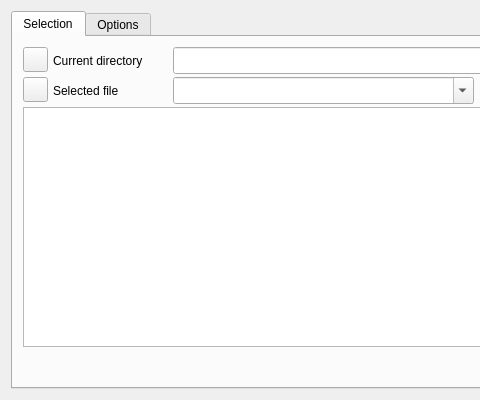
Old version of the form NAVigater/CGNS/NAV/T/Q7FileWindow.ui in the repository pyCGNS/pyCGNS; both pictures show x 0 to 480 and y 0 to 400 of the 720 by 400 pixel window.
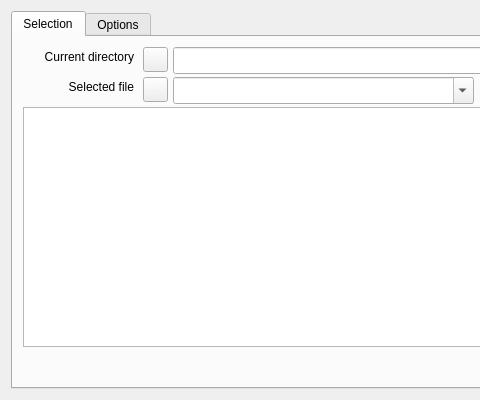
New version of the form. Icons and pictures are not drawn.

```diff
--- a/NAVigater/CGNS/NAV/T/Q7FileWindow.ui
+++ b/NAVigater/CGNS/NAV/T/Q7FileWindow.ui
@@ -118,28 +118,34 @@
         <widget class="QLabel" name="label">
          <property name="geometry">
           <rect>
-           <x>40</x>
-           <y>15</y>
-           <width>171</width>
-           <height>17</height>
+           <x>0</x>
+           <y>10</y>
+           <width>121</width>
+           <height>20</height>
           </rect>
          </property>
          <property name="text">
           <string>Current directory</string>
          </property>
+         <property name="alignment">
+          <set>Qt::AlignRight|Qt::AlignTrailing|Qt::AlignVCenter</set>
+         </property>
         </widget>
         <widget class="QLabel" name="label_2">
          <property name="geometry">
           <rect>
-           <x>40</x>
-           <y>45</y>
-           <width>171</width>
-           <height>17</height>
+           <x>20</x>
+           <y>40</y>
+           <width>101</width>
+           <height>20</height>
           </rect>
          </property>
          <property name="text">
           <string>Selected file</string>
          </property>
+         <property name="alignment">
+          <set>Qt::AlignRight|Qt::AlignTrailing|Qt::AlignVCenter</set>
+         </property>
         </widget>
         <widget class="QComboBox" name="fileentries">
          <property name="geometry">
@@ -206,7 +212,7 @@
         <widget class="QPushButton" name="bAction">
          <property name="geometry">
           <rect>
-           <x>10</x>
+           <x>130</x>
            <y>40</y>
            <width>25</width>
            <height>25</height>
@@ -251,7 +257,7 @@
         <widget class="QPushButton" name="bBack">
          <property name="geometry">
           <rect>
-           <x>10</x>
+           <x>130</x>
            <y>10</y>
            <width>25</width>
            <height>25</height>
```
